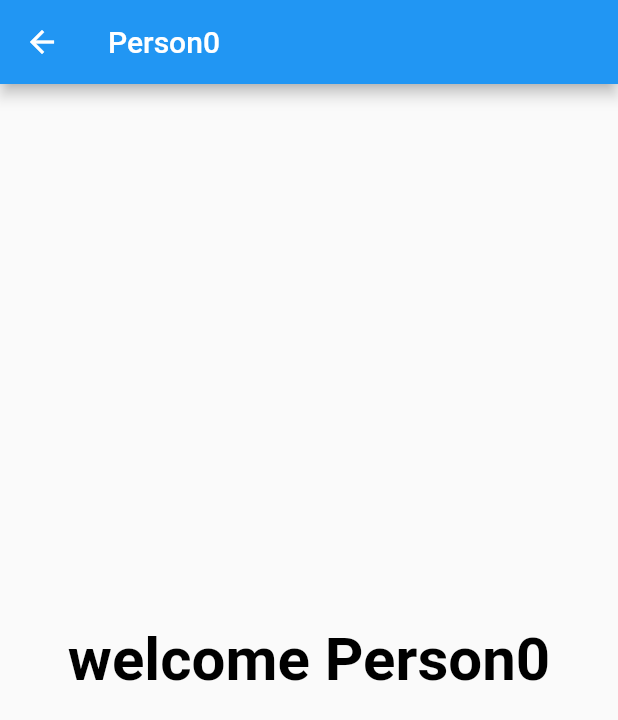
After one commit to Irfadg/Simple_WhatsApp_UI, a Flutter app: the screen it shows after launch, after a tap on an icon or button, on a phone screen of 412 x 824 dp. The commit adds this screen. Shown: the top 720 px of the screen. Run offline on Flutter 3.47's test engine with Material 2 defaults, Android fonts, the phone set to English and light mode, and no system bars; network calls fail.

Commit message:
adding more like navigating two pages

```diff
--- a/lib/main.dart
+++ b/lib/main.dart
@@ -1,5 +1,6 @@
 import 'package:flutter/cupertino.dart';
 import 'package:flutter/material.dart';
+import 'package:whatsapp_ui/peron.dart';
 
 void main(List<String> args) {
   runApp(Myapp());
@@ -44,16 +45,30 @@ class Homepage extends StatelessWidget {
         child: ListView.separated(
           itemBuilder: (ctx, index) {
             return ListTile(
-                  title: Text('Person$index',
-                  style: TextStyle(
-                    fontWeight: FontWeight.bold),
+              title: Text(
+                'Person$index',
+                style: TextStyle(fontWeight: FontWeight.bold),
               ),
               subtitle: Text('Message from person$index'),
               leading: CircleAvatar(
                 radius: 30,
-                    backgroundImage:NetworkImage('https://i.pinimg.com/originals/72/38/34/72383461bef97e2ca8c508c1b998b51c.png'),
+                backgroundImage: NetworkImage(
+                    'https://i.pinimg.com/originals/72/38/34/72383461bef97e2ca8c508c1b998b51c.png'),
               ),
               trailing: Text("1$index:00 PM "),
+              onTap: () {
+                Navigator.of(
+                  context).push (
+                    MaterialPageRoute(
+                      builder: (ctx) {
+                        return Person(name: 'Person$index');
+                      },
+                    ),
+                  );
+
+
+
+              },
             );
           },
           separatorBuilder: (ctx, index) {
--- /dev/null
+++ b/lib/peron.dart
@@ -0,0 +1,26 @@
+import 'package:flutter/material.dart';
+
+class Person extends StatelessWidget {
+  final String name;
+  const Person({Key? key, required this.name}) : super(key: key);
+
+  @override
+  Widget build(BuildContext context) {
+    return Scaffold(
+      appBar: AppBar(
+        title: Text(name),
+      ),
+      body: SafeArea(
+        child:Center(child:
+         Text("welcome $name",
+        style: TextStyle(
+           fontWeight:FontWeight.bold,
+           fontSize: 40,
+           color: Colors.black
+        ),
+        ),
+        ),
+      ),
+    );
+  }
+}
```
Lines whose indentation alone changed are shown as unchanged.
